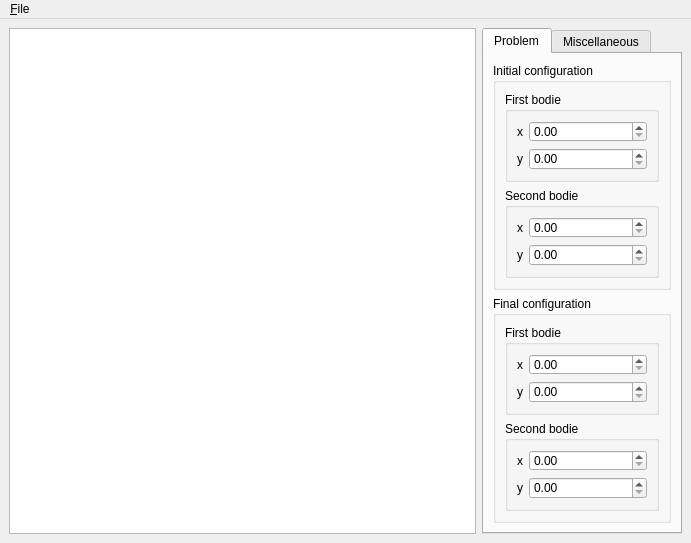
First picture: the form in src/MainWindow.ui, repository Manipulators/Manipulator, before the edit.
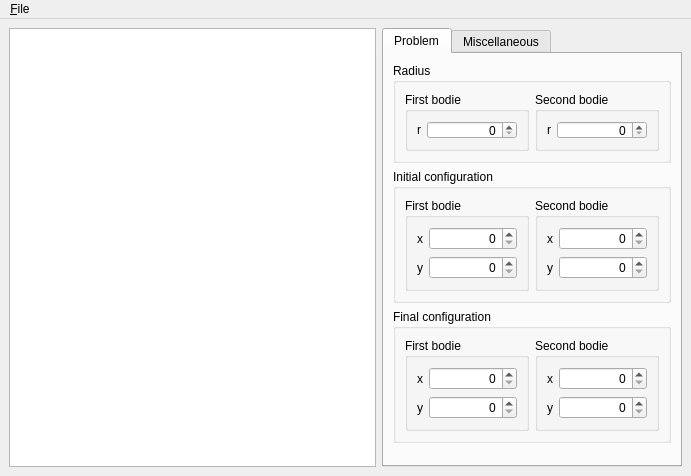
Second picture: the form after the edit.

Commit message: Finishing the Problem tab of the interface

Diff of the .ui file:
```diff
--- a/src/MainWindow.ui
+++ b/src/MainWindow.ui
@@ -7,7 +7,7 @@
     <x>0</x>
     <y>0</y>
     <width>691</width>
-    <height>543</height>
+    <height>476</height>
    </rect>
   </property>
   <property name="windowTitle">
@@ -22,13 +22,13 @@
      <widget class="QTabWidget" name="tabWidget">
       <property name="minimumSize">
        <size>
-        <width>200</width>
-        <height>500</height>
+        <width>0</width>
+        <height>0</height>
        </size>
       </property>
       <property name="maximumSize">
        <size>
-        <width>200</width>
+        <width>300</width>
         <height>16777215</height>
        </size>
       </property>
@@ -40,8 +40,81 @@
         <string>Problem</string>
        </attribute>
        <layout class="QVBoxLayout" name="verticalLayout">
+        <item>
+         <widget class="QGroupBox" name="groupBoxRadius">
+          <property name="maximumSize">
+           <size>
+            <width>16777215</width>
+            <height>100</height>
+           </size>
+          </property>
+          <property name="title">
+           <string>Radius</string>
+          </property>
+          <layout class="QHBoxLayout" name="horizontalLayout_4">
+           <item>
+            <widget class="QGroupBox" name="groupBoxRadiusFirstBodie">
+             <property name="title">
+              <string>First bodie</string>
+             </property>
+             <layout class="QFormLayout" name="formLayout_5">
+              <item row="0" column="0">
+               <widget class="QLabel" name="labelRadiusFirstBodieR">
+                <property name="text">
+                 <string>r</string>
+                </property>
+               </widget>
+              </item>
+              <item row="0" column="1">
+               <widget class="QDoubleSpinBox" name="doubleSpinBoxRadiusFirstBodieR">
+                <property name="alignment">
+                 <set>Qt::AlignRight|Qt::AlignTrailing|Qt::AlignVCenter</set>
+                </property>
+                <property name="decimals">
+                 <number>0</number>
+                </property>
+               </widget>
+              </item>
+             </layout>
+            </widget>
+           </item>
+           <item>
+            <widget class="QGroupBox" name="groupBoxRadiusSecondBodie">
+             <property name="title">
+              <string>Second bodie</string>
+             </property>
+             <layout class="QFormLayout" name="formLayout_6">
+              <item row="0" column="0">
+               <widget class="QLabel" name="labelRadiusSecondBodieR">
+                <property name="text">
+                 <string>r</string>
+                </property>
+               </widget>
+              </item>
+              <item row="0" column="1">
+               <widget class="QDoubleSpinBox" name="doubleSpinBoxRadiusSecondBodieR">
+                <property name="alignment">
+                 <set>Qt::AlignRight|Qt::AlignTrailing|Qt::AlignVCenter</set>
+                </property>
+                <property name="decimals">
+                 <number>0</number>
+                </property>
+               </widget>
+              </item>
+             </layout>
+            </widget>
+           </item>
+          </layout>
+         </widget>
+        </item>
         <item>
          <widget class="QGroupBox" name="groupBoxInitialConfiguration">
+          <property name="maximumSize">
+           <size>
+            <width>16777215</width>
+            <height>140</height>
+           </size>
+          </property>
           <property name="font">
            <font>
             <weight>50</weight>
@@ -52,7 +125,7 @@
           <property name="title">
            <string>Initial configuration</string>
           </property>
-          <layout class="QVBoxLayout" name="verticalLayout_2">
+          <layout class="QHBoxLayout" name="horizontalLayout_2">
            <item>
             <widget class="QGroupBox" name="groupBoxInitialConfigurationFirstBodie">
              <property name="title">
@@ -60,7 +133,14 @@
              </property>
              <layout class="QFormLayout" name="formLayout_2">
               <item row="1" column="1">
-               <widget class="QDoubleSpinBox" name="doubleSpinBoxInitialConfigurationFirstBodieY"/>
+               <widget class="QDoubleSpinBox" name="doubleSpinBoxInitialConfigurationFirstBodieY">
+                <property name="alignment">
+                 <set>Qt::AlignRight|Qt::AlignTrailing|Qt::AlignVCenter</set>
+                </property>
+                <property name="decimals">
+                 <number>0</number>
+                </property>
+               </widget>
               </item>
               <item row="0" column="0">
                <widget class="QLabel" name="labelInitialConfigurationFirstBodieX">
@@ -70,7 +150,14 @@
                </widget>
               </item>
               <item row="0" column="1">
-               <widget class="QDoubleSpinBox" name="doubleSpinBoxInitialConfigurationFirstBodieX"/>
+               <widget class="QDoubleSpinBox" name="doubleSpinBoxInitialConfigurationFirstBodieX">
+                <property name="alignment">
+                 <set>Qt::AlignRight|Qt::AlignTrailing|Qt::AlignVCenter</set>
+                </property>
+                <property name="decimals">
+                 <number>0</number>
+                </property>
+               </widget>
               </item>
               <item row="1" column="0">
                <widget class="QLabel" name="labelInitialConfigurationFirstBodieY">
@@ -89,10 +176,24 @@
              </property>
              <layout class="QFormLayout" name="formLayout">
               <item row="0" column="1">
-               <widget class="QDoubleSpinBox" name="doubleSpinBoxInitialConfigurationSecondBodieX"/>
+               <widget class="QDoubleSpinBox" name="doubleSpinBoxInitialConfigurationSecondBodieX">
+                <property name="alignment">
+                 <set>Qt::AlignRight|Qt::AlignTrailing|Qt::AlignVCenter</set>
+                </property>
+                <property name="decimals">
+                 <number>0</number>
+                </property>
+               </widget>
               </item>
               <item row="1" column="1">
-               <widget class="QDoubleSpinBox" name="doubleSpinBoxInitialConfigurationSecondBodieY"/>
+               <widget class="QDoubleSpinBox" name="doubleSpinBoxInitialConfigurationSecondBodieY">
+                <property name="alignment">
+                 <set>Qt::AlignRight|Qt::AlignTrailing|Qt::AlignVCenter</set>
+                </property>
+                <property name="decimals">
+                 <number>0</number>
+                </property>
+               </widget>
               </item>
               <item row="0" column="0">
                <widget class="QLabel" name="labelInitialConfigurationSecondBodieX">
@@ -116,10 +217,16 @@
         </item>
         <item>
          <widget class="QGroupBox" name="groupBoxFinalConfiguration">
+          <property name="maximumSize">
+           <size>
+            <width>16777215</width>
+            <height>140</height>
+           </size>
+          </property>
           <property name="title">
            <string>Final configuration</string>
           </property>
-          <layout class="QVBoxLayout" name="verticalLayout_3">
+          <layout class="QHBoxLayout" name="horizontalLayout_3">
            <item>
             <widget class="QGroupBox" name="groupBoxFinalConfigurationFirstBodie">
              <property name="title">
@@ -137,7 +244,14 @@
                </widget>
               </item>
               <item row="0" column="1">
-               <widget class="QDoubleSpinBox" name="doubleSpinBoxFinalConfigurationFirstBodieX"/>
+               <widget class="QDoubleSpinBox" name="doubleSpinBoxFinalConfigurationFirstBodieX">
+                <property name="alignment">
+                 <set>Qt::AlignRight|Qt::AlignTrailing|Qt::AlignVCenter</set>
+                </property>
+                <property name="decimals">
+                 <number>0</number>
+                </property>
+               </widget>
               </item>
               <item row="1" column="0">
                <widget class="QLabel" name="labelFinalConfigurationFirstBodieY">
@@ -147,7 +261,14 @@
                </widget>
               </item>
               <item row="1" column="1">
-               <widget class="QDoubleSpinBox" name="doubleSpinBoxFinalConfigurationFirstBodieY"/>
+               <widget class="QDoubleSpinBox" name="doubleSpinBoxFinalConfigurationFirstBodieY">
+                <property name="alignment">
+                 <set>Qt::AlignRight|Qt::AlignTrailing|Qt::AlignVCenter</set>
+                </property>
+                <property name="decimals">
+                 <number>0</number>
+                </property>
+               </widget>
               </item>
              </layout>
             </widget>
@@ -169,7 +290,14 @@
                </widget>
               </item>
               <item row="0" column="1">
-               <widget class="QDoubleSpinBox" name="doubleSpinBoxFinalConfigurationSecondBodieX"/>
+               <widget class="QDoubleSpinBox" name="doubleSpinBoxFinalConfigurationSecondBodieX">
+                <property name="alignment">
+                 <set>Qt::AlignRight|Qt::AlignTrailing|Qt::AlignVCenter</set>
+                </property>
+                <property name="decimals">
+                 <number>0</number>
+                </property>
+               </widget>
               </item>
               <item row="1" column="0">
                <widget class="QLabel" name="labelFinalConfigurationSecondBodieY">
@@ -179,7 +307,14 @@
                </widget>
               </item>
               <item row="1" column="1">
-               <widget class="QDoubleSpinBox" name="doubleSpinBoxFinalConfigurationSecondBodieY"/>
+               <widget class="QDoubleSpinBox" name="doubleSpinBoxFinalConfigurationSecondBodieY">
+                <property name="alignment">
+                 <set>Qt::AlignRight|Qt::AlignTrailing|Qt::AlignVCenter</set>
+                </property>
+                <property name="decimals">
+                 <number>0</number>
+                </property>
+               </widget>
               </item>
              </layout>
             </widget>
@@ -187,6 +322,19 @@
           </layout>
          </widget>
         </item>
+        <item>
+         <spacer name="verticalSpacer">
+          <property name="orientation">
+           <enum>Qt::Vertical</enum>
+          </property>
+          <property name="sizeHint" stdset="0">
+           <size>
+            <width>0</width>
+            <height>0</height>
+           </size>
+          </property>
+         </spacer>
+        </item>
        </layout>
       </widget>
       <widget class="QWidget" name="tabMiscellaneous">
```
The commit also changes 2 other files.
